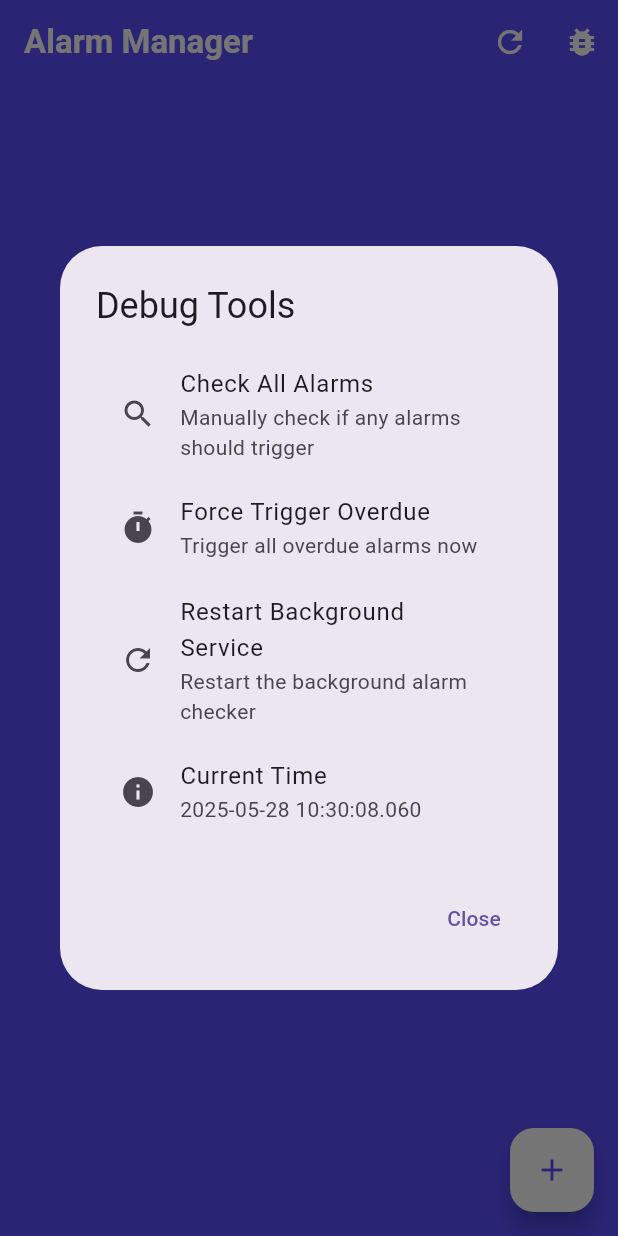
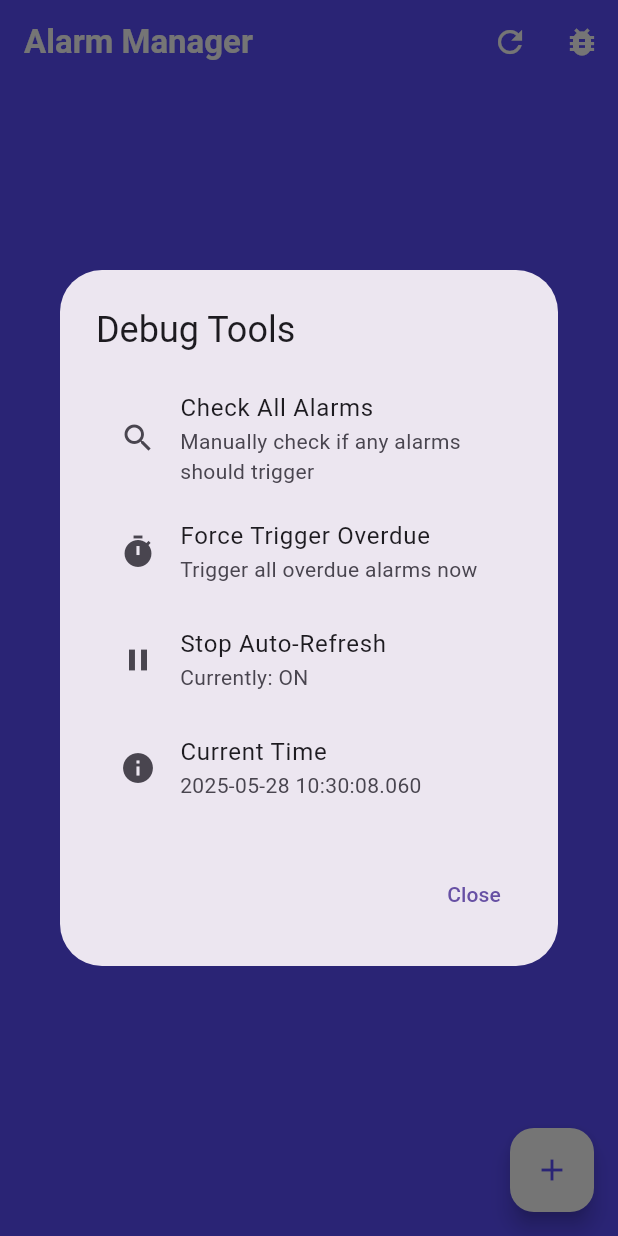
Before and after one commit to Archanciel/alarm_manager, a Flutter app: the screen it shows after launch, after a tap on the "bug report" icon, on a phone screen of 412 x 824 dp. Run offline on Flutter 3.47's test engine with Material 3 defaults, Android fonts, the phone set to English and light mode, and no system bars; our stand-ins replace audioplayers, flutter_local_notifications, logger, permission_handler, shared_preferences, timezone; missing offline and left inert: android_alarm_manager_plus.

Commit message:
Now fields are refreshed every 15 seconds

```diff
--- a/lib/views/alarm_list_view.dart
+++ b/lib/views/alarm_list_view.dart
@@ -1,9 +1,10 @@
-// lib/views/alarm_list_view.dart - Enhanced with debugging
+// lib/views/alarm_list_view.dart - Enhanced with auto-refresh
 import 'package:alarm_manager/services/background_service.dart';
 import 'package:flutter/foundation.dart';
 import 'package:flutter/material.dart';
 import 'package:provider/provider.dart';
 import 'package:logger/logger.dart';
+import 'dart:async';
 import '../view_models/alarm_view_model.dart';
 import '../models/alarm_model.dart';
 import '../services/alarm_service.dart';
@@ -17,15 +18,78 @@ class AlarmListView extends StatefulWidget {
   State<AlarmListView> createState() => _AlarmListViewState();
 }
 
-class _AlarmListViewState extends State<AlarmListView> {
+class _AlarmListViewState extends State<AlarmListView> with WidgetsBindingObserver {
   final Logger _logger = Logger();
+  Timer? _refreshTimer;
+  bool _isAppInForeground = true;
 
   @override
   void initState() {
     super.initState();
+    WidgetsBinding.instance.addObserver(this);
     WidgetsBinding.instance.addPostFrameCallback((_) {
       context.read<AlarmViewModel>().loadAlarms();
+      _startAutoRefresh();
     });
+  }
+
+  @override
+  void dispose() {
+    WidgetsBinding.instance.removeObserver(this);
+    _refreshTimer?.cancel();
+    super.dispose();
+  }
+
+  @override
+  void didChangeAppLifecycleState(AppLifecycleState state) {
+    super.didChangeAppLifecycleState(state);
+
+    switch (state) {
+      case AppLifecycleState.resumed:
+        _logger.i('📱 App resumed - starting auto-refresh');
+        _isAppInForeground = true;
+        _startAutoRefresh();
+        // Immediate refresh when app comes to foreground
+        context.read<AlarmViewModel>().loadAlarms();
+        break;
+      case AppLifecycleState.paused:
+      case AppLifecycleState.inactive:
+      case AppLifecycleState.detached:
+        _logger.i('📱 App backgrounded - stopping auto-refresh');
+        _isAppInForeground = false;
+        _stopAutoRefresh();
+        break;
+      case AppLifecycleState.hidden:
+        break;
+    }
+  }
+
+  void _startAutoRefresh() {
+    _stopAutoRefresh(); // Cancel any existing timer
+
+    if (!_isAppInForeground) return;
+
+    _refreshTimer = Timer.periodic(const Duration(seconds: 15), (timer) async {
+      if (!_isAppInForeground || !mounted) {
+        timer.cancel();
+        return;
+      }
+
+      _logger.i('🔄 Auto-refreshing alarm list');
+      try {
+        await context.read<AlarmViewModel>().loadAlarms();
+      } catch (e) {
+        _logger.e('Error during auto-refresh: $e');
+      }
+    });
+
+    _logger.i('✅ Auto-refresh started (every 15 seconds)');
+  }
+
+  void _stopAutoRefresh() {
+    _refreshTimer?.cancel();
+    _refreshTimer = null;
+    _logger.i('⏹️ Auto-refresh stopped');
   }
 
   @override
@@ -41,8 +105,9 @@ class _AlarmListViewState extends State<AlarmListView> {
         elevation: 0,
         actions: [
           IconButton(
-            onPressed: () {
-              context.read<AlarmViewModel>().loadAlarms();
+            onPressed: () async {
+              _logger.i('🔄 Manual refresh triggered');
+              await context.read<AlarmViewModel>().loadAlarms();
             },
             icon: const Icon(Icons.refresh, color: Colors.white),
             tooltip: 'Refresh Alarms',
@@ -87,13 +152,51 @@ class _AlarmListViewState extends State<AlarmListView> {
             );
           }
 
-          return ListView.builder(
+          return Column(
+            children: [
+              // Auto-refresh indicator
+              Container(
+                width: double.infinity,
+                padding: const EdgeInsets.symmetric(horizontal: 16, vertical: 4),
+                child: Row(
+                  children: [
+                    Icon(
+                      _refreshTimer?.isActive == true ? Icons.autorenew : Icons.pause,
+                      color: Colors.white70,
+                      size: 16,
+                    ),
+                    const SizedBox(width: 4),
+                    Text(
+                      _refreshTimer?.isActive == true
+                          ? 'Auto-refresh: ON (15s)'
+                          : 'Auto-refresh: OFF',
+                      style: const TextStyle(
+                        color: Colors.white70,
+                        fontSize: 12,
+                      ),
+                    ),
+                    const Spacer(),
+                    Text(
+                      'Last updated: ${_formatTime(DateTime.now())}',
+                      style: const TextStyle(
+                        color: Colors.white70,
+                        fontSize: 12,
+                      ),
+                    ),
+                  ],
+                ),
+              ),
+              Expanded(
+                child: ListView.builder(
                   padding: const EdgeInsets.all(16),
                   itemCount: viewModel.alarms.length,
                   itemBuilder: (context, index) {
                     final alarm = viewModel.alarms[index];
                     return _buildAlarmCard(context, alarm, viewModel);
                   },
+                ),
+              ),
+            ],
           );
         },
       ),
@@ -155,13 +258,15 @@ class _AlarmListViewState extends State<AlarmListView> {
                           case 'test':
                             _testAlarm(alarm);
                             break;
+                          case 'refresh':
+                            _refreshSingleAlarm(alarm);
+                            break;
                           case 'delete':
                             _showDeleteConfirmation(context, alarm, viewModel);
                             break;
                         }
                       },
-                      itemBuilder:
-                          (context) => [
+                      itemBuilder: (context) => [
                         const PopupMenuItem(
                           value: 'edit',
                           child: Row(
@@ -179,6 +284,16 @@ class _AlarmListViewState extends State<AlarmListView> {
                               Icon(Icons.play_arrow, color: Colors.green),
                               SizedBox(width: 8),
                               Text('Test Now'),
+                            ],
+                          ),
+                        ),
+                        const PopupMenuItem(
+                          value: 'refresh',
+                          child: Row(
+                            children: [
+                              Icon(Icons.refresh, color: Colors.orange),
+                              SizedBox(width: 8),
+                              Text('Refresh This'),
                             ],
                           ),
                         ),
@@ -328,6 +443,23 @@ class _AlarmListViewState extends State<AlarmListView> {
     return '${dateTime.day.toString().padLeft(2, '0')}-${dateTime.month.toString().padLeft(2, '0')}-${dateTime.year} ${dateTime.hour.toString().padLeft(2, '0')}:${dateTime.minute.toString().padLeft(2, '0')}';
   }
 
+  String _formatTime(DateTime dateTime) {
+    return '${dateTime.hour.toString().padLeft(2, '0')}:${dateTime.minute.toString().padLeft(2, '0')}:${dateTime.second.toString().padLeft(2, '0')}';
+  }
+
+  void _refreshSingleAlarm(AlarmModel alarm) async {
+    _logger.i('🔄 Refreshing single alarm: ${alarm.name}');
+    await context.read<AlarmViewModel>().loadAlarms();
+
+    ScaffoldMessenger.of(context).showSnackBar(
+      SnackBar(
+        content: Text('Refreshed "${alarm.name}"'),
+        backgroundColor: Colors.blue,
+        duration: const Duration(seconds: 2),
+      ),
+    );
+  }
+
   void _showAddAlarmDialog(BuildContext context) {
     showDialog(context: context, builder: (context) => const AddAlarmDialog());
   }
@@ -351,6 +483,13 @@ class _AlarmListViewState extends State<AlarmListView> {
           backgroundColor: Colors.green,
         ),
       );
+
+      // Refresh after test to show updated fields
+      Future.delayed(const Duration(seconds: 2), () {
+        if (mounted) {
+          context.read<AlarmViewModel>().loadAlarms();
+        }
+      });
     } catch (e) {
       _logger.e('Error testing alarm: $e');
       ScaffoldMessenger.of(context).showSnackBar(
@@ -369,8 +508,7 @@ class _AlarmListViewState extends State<AlarmListView> {
   ) {
     showDialog(
       context: context,
-      builder:
-          (context) => AlertDialog(
+      builder: (context) => AlertDialog(
         title: const Text('Delete Alarm'),
         content: Column(
           mainAxisSize: MainAxisSize.min,
@@ -421,13 +559,11 @@ class _AlarmListViewState extends State<AlarmListView> {
       ),
     );
   }
-  // Add this method to your AlarmListView class:
 
   void _showDebugDialog() {
     showDialog(
       context: context,
-      builder:
-          (context) => AlertDialog(
+      builder: (context) => AlertDialog(
         title: const Text('Debug Tools'),
         content: Column(
           mainAxisSize: MainAxisSize.min,
@@ -435,9 +571,7 @@ class _AlarmListViewState extends State<AlarmListView> {
             ListTile(
               leading: const Icon(Icons.search),
               title: const Text('Check All Alarms'),
-                  subtitle: const Text(
-                    'Manually check if any alarms should trigger',
-                  ),
+              subtitle: const Text('Manually check if any alarms should trigger'),
               onTap: () async {
                 Navigator.of(context).pop();
                 final alarmService = AlarmService();
@@ -460,31 +594,22 @@ class _AlarmListViewState extends State<AlarmListView> {
               },
             ),
             ListTile(
-                  leading: const Icon(Icons.refresh),
-                  title: const Text('Restart Background Service'),
-                  subtitle: const Text('Restart the background alarm checker'),
-                  onTap: () async {
+              leading: Icon(_refreshTimer?.isActive == true ? Icons.pause : Icons.play_arrow),
+              title: Text(_refreshTimer?.isActive == true ? 'Stop Auto-Refresh' : 'Start Auto-Refresh'),
+              subtitle: Text('Currently: ${_refreshTimer?.isActive == true ? 'ON' : 'OFF'}'),
+              onTap: () {
                 Navigator.of(context).pop();
-                    try {
-                      final backgroundService = Provider.of<BackgroundService>(
-                        context,
-                        listen: false,
-                      );
-                      await backgroundService.restartPeriodicCheck();
+                if (_refreshTimer?.isActive == true) {
+                  _stopAutoRefresh();
+                } else {
+                  _startAutoRefresh();
+                }
                 ScaffoldMessenger.of(context).showSnackBar(
-                        const SnackBar(
-                          content: Text('Background service restarted'),
-                          backgroundColor: Colors.green,
+                  SnackBar(
+                    content: Text('Auto-refresh ${_refreshTimer?.isActive == true ? 'started' : 'stopped'}'),
+                    backgroundColor: Colors.blue,
                   ),
                 );
-                    } catch (e) {
-                      ScaffoldMessenger.of(context).showSnackBar(
-                        SnackBar(
-                          content: Text('Error restarting service: $e'),
-                          backgroundColor: Colors.red,
-                        ),
-                      );
-                    }
               },
             ),
             ListTile(
@@ -510,10 +635,8 @@ class _AlarmListViewState extends State<AlarmListView> {
       final viewModel = context.read<AlarmViewModel>();
       final alarmService = AlarmService();
 
-      // Get current alarms
       final alarms = viewModel.alarms;
       final now = DateTime.now();
-
       int triggeredCount = 0;
 
       for (final alarm in alarms) {
```
Lines whose indentation alone changed are shown as unchanged.
